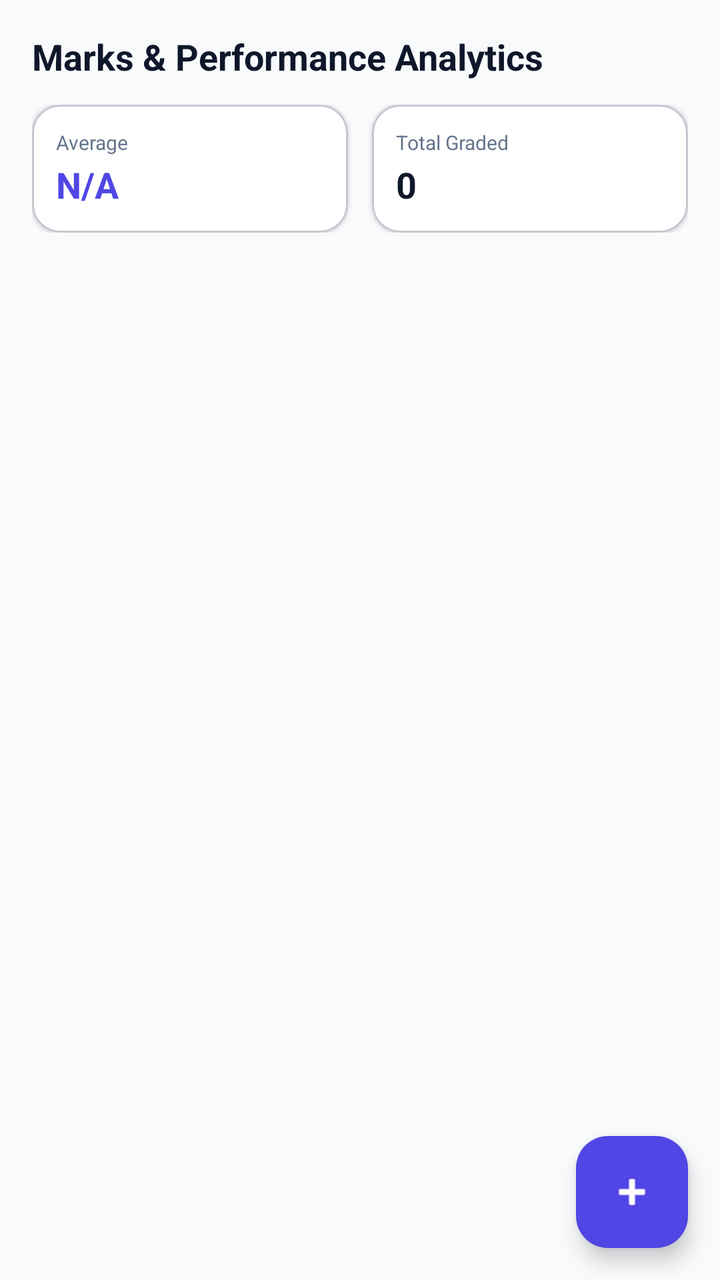
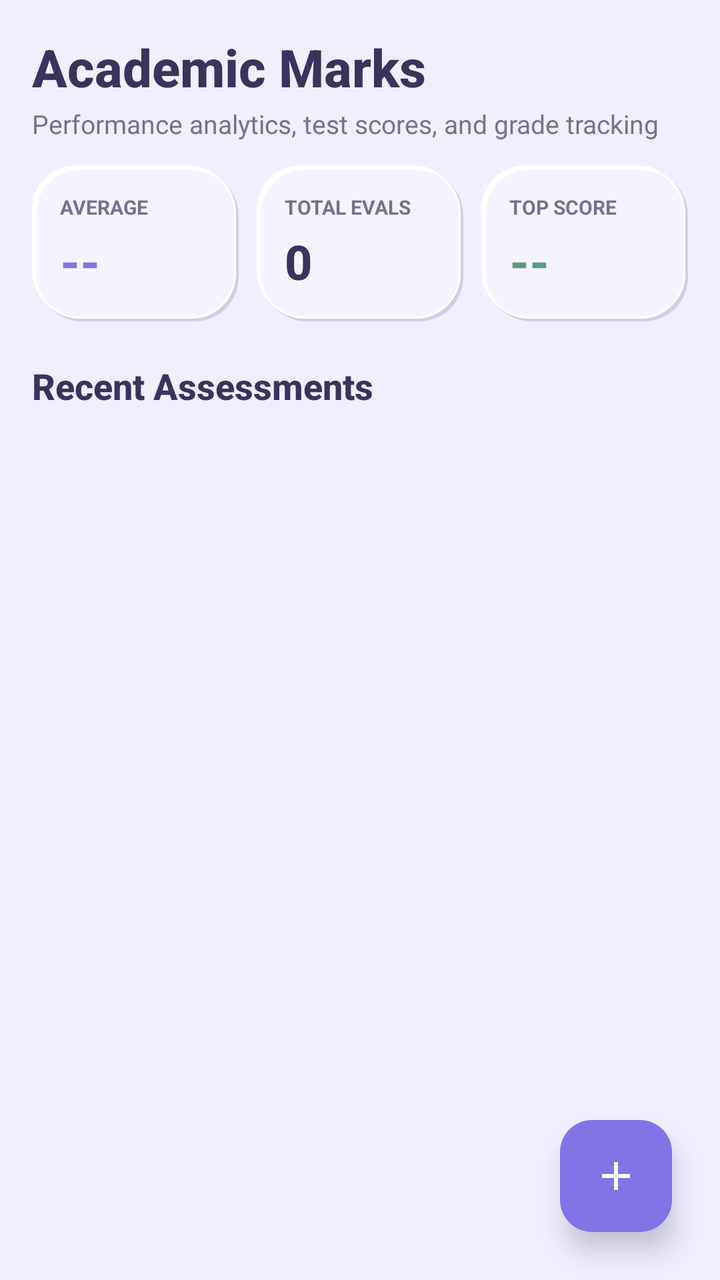

Before-and-after screenshots of an Android layout around one commit, followed by the original layout XML and the change that was made.
<!-- AndroidManifest.xml: application theme Theme.AcademiaLife -->
<!-- res/layout/fragment_marks.xml -->
<?xml version="1.0" encoding="utf-8"?>
<androidx.coordinatorlayout.widget.CoordinatorLayout xmlns:android="http://schemas.android.com/apk/res/android"
    xmlns:app="http://schemas.android.com/apk/res-auto"
    android:layout_width="match_parent"
    android:layout_height="match_parent"
    android:background="@color/slate_50">

    <LinearLayout
        android:layout_width="match_parent"
        android:layout_height="match_parent"
        android:orientation="vertical"
        android:padding="16dp">

        <TextView
            android:layout_width="wrap_content"
            android:layout_height="wrap_content"
            android:text="Marks &amp; Performance Analytics"
            android:textColor="@color/slate_900"
            android:textSize="18sp"
            android:textStyle="bold" />

        
        <LinearLayout
            android:layout_width="match_parent"
            android:layout_height="wrap_content"
            android:layout_marginTop="12dp"
            android:orientation="horizontal">

            <com.google.android.material.card.MaterialCardView
                android:layout_width="0dp"
                android:layout_height="wrap_content"
                android:layout_marginEnd="6dp"
                android:layout_weight="1"
                app:cardBackgroundColor="@color/white"
                app:cardCornerRadius="14dp"
                app:cardElevation="1dp">

                <LinearLayout
                    android:layout_width="match_parent"
                    android:layout_height="wrap_content"
                    android:orientation="vertical"
                    android:padding="12dp">

                    <TextView
                        android:layout_width="wrap_content"
                        android:layout_height="wrap_content"
                        android:text="Average"
                        android:textColor="@color/slate_500"
                        android:textSize="10sp" />

                    <TextView
                        android:id="@+id/tvAverageMarks"
                        android:layout_width="wrap_content"
                        android:layout_height="wrap_content"
                        android:layout_marginTop="2dp"
                        android:text="N/A"
                        android:textColor="@color/brand_primary"
                        android:textSize="18sp"
                        android:textStyle="bold" />
                </LinearLayout>
            </com.google.android.material.card.MaterialCardView>

            <com.google.android.material.card.MaterialCardView
                android:layout_width="0dp"
                android:layout_height="wrap_content"
                android:layout_marginStart="6dp"
                android:layout_weight="1"
                app:cardBackgroundColor="@color/white"
                app:cardCornerRadius="14dp"
                app:cardElevation="1dp">

                <LinearLayout
                    android:layout_width="match_parent"
                    android:layout_height="wrap_content"
                    android:orientation="vertical"
                    android:padding="12dp">

                    <TextView
                        android:layout_width="wrap_content"
                        android:layout_height="wrap_content"
                        android:text="Total Graded"
                        android:textColor="@color/slate_500"
                        android:textSize="10sp" />

                    <TextView
                        android:id="@+id/tvTotalAssessments"
                        android:layout_width="wrap_content"
                        android:layout_height="wrap_content"
                        android:layout_marginTop="2dp"
                        android:text="0"
                        android:textColor="@color/slate_900"
                        android:textSize="18sp"
                        android:textStyle="bold" />
                </LinearLayout>
            </com.google.android.material.card.MaterialCardView>
        </LinearLayout>

        <TextView
            android:id="@+id/tvEmptyMarks"
            android:layout_width="match_parent"
            android:layout_height="wrap_content"
            android:layout_marginTop="24dp"
            android:gravity="center"
            android:text="No assessment marks recorded yet. Tap + to record test marks."
            android:textColor="@color/slate_500"
            android:textSize="13sp"
            android:visibility="gone" />

        <androidx.recyclerview.widget.RecyclerView
            android:id="@+id/rvAssessments"
            android:layout_width="match_parent"
            android:layout_height="0dp"
            android:layout_marginTop="12dp"
            android:layout_weight="1" />

    </LinearLayout>

    <com.google.android.material.floatingactionbutton.FloatingActionButton
        android:id="@+id/fabAddMarks"
        android:layout_width="wrap_content"
        android:layout_height="wrap_content"
        android:layout_gravity="bottom|end"
        android:layout_margin="16dp"
        android:backgroundTint="@color/brand_primary"
        android:contentDescription="Add Marks"
        android:src="@android:drawable/ic_input_add"
        app:tint="@color/white" />

</androidx.coordinatorlayout.widget.CoordinatorLayout>
<!-- resources referenced by this layout -->
<resources>
  <color name="brand_primary">#4F46E5</color>
  <color name="slate_50">#F8FAFC</color>
  <color name="slate_500">#64748B</color>
  <color name="slate_900">#0F172A</color>
  <style name="Theme.AcademiaLife" parent="Theme.Material3.DayNight.NoActionBar">
          
          <item name="colorPrimary">@color/brand_primary</item>
          <item name="colorOnPrimary">@color/white</item>
          <item name="colorPrimaryContainer">@color/slate_100</item>
          <item name="colorOnPrimaryContainer">@color/slate_900</item>
          
          <item name="colorSecondary">@color/brand_secondary</item>
          <item name="colorOnSecondary">@color/white</item>
          
          <item name="android:statusBarColor">@color/slate_900</item>
          <item name="android:windowLightStatusBar">false</item>
          <item name="android:windowBackground">@color/slate_50</item>
      </style>
  <color name="slate_100">#F1F5F9</color>
  <color name="brand_secondary">#06B6D4</color>
  <!-- unchanged entries left out for length: 1 -->
</resources>

<!-- the commit's change to res/layout/fragment_marks.xml (unified diff, before → after) -->
@@ -3,7 +3,7 @@
     xmlns:app="http://schemas.android.com/apk/res-auto"
     android:layout_width="match_parent"
     android:layout_height="match_parent"
-    android:background="@color/slate_50">
+    android:background="@color/neu_bg">
 
     <LinearLayout
         android:layout_width="match_parent"
@@ -11,119 +11,188 @@
         android:orientation="vertical"
         android:padding="16dp">
 
+        
         <TextView
             android:layout_width="wrap_content"
             android:layout_height="wrap_content"
-            android:text="Marks &amp; Performance Analytics"
-            android:textColor="@color/slate_900"
-            android:textSize="18sp"
+            android:text="Academic Marks"
+            android:textColor="@color/text_primary"
+            android:textSize="26sp"
+            android:fontFamily="sans-serif-medium"
             android:textStyle="bold" />
+
+        <TextView
+            android:layout_width="wrap_content"
+            android:layout_height="wrap_content"
+            android:layout_marginTop="2dp"
+            android:layout_marginBottom="12dp"
+            android:text="Performance analytics, test scores, and grade tracking"
+            android:textColor="@color/text_secondary"
+            android:textSize="13sp" />
 
         
         <LinearLayout
             android:layout_width="match_parent"
             android:layout_height="wrap_content"
-            android:layout_marginTop="12dp"
             android:orientation="horizontal">
 
-            <com.google.android.material.card.MaterialCardView
+            <LinearLayout
                 android:layout_width="0dp"
                 android:layout_height="wrap_content"
                 android:layout_marginEnd="6dp"
                 android:layout_weight="1"
-                app:cardBackgroundColor="@color/white"
-                app:cardCornerRadius="14dp"
-                app:cardElevation="1dp">
+                android:background="@drawable/bg_neumorphic_card"
+                android:orientation="vertical"
+                android:padding="14dp">
 
-                <LinearLayout
-                    android:layout_width="match_parent"
+                <TextView
+                    android:layout_width="wrap_content"
                     android:layout_height="wrap_content"
-                    android:orientation="vertical"
-                    android:padding="12dp">
+                    android:text="AVERAGE"
+                    android:textColor="@color/text_secondary"
+                    android:textSize="10sp"
+                    android:textStyle="bold" />
 
-                    <TextView
-                        android:layout_width="wrap_content"
-                        android:layout_height="wrap_content"
-                        android:text="Average"
-                        android:textColor="@color/slate_500"
-                        android:textSize="10sp" />
+                <TextView
+                    android:id="@+id/tvAverageMarks"
+                    android:layout_width="wrap_content"
+                    android:layout_height="wrap_content"
+                    android:layout_marginTop="4dp"
+                    android:text="--"
+                    android:textColor="@color/brand_primary"
+                    android:textSize="24sp"
+                    android:fontFamily="sans-serif-medium"
+                    android:textStyle="bold" />
+            </LinearLayout>
 
-                    <TextView
-                        android:id="@+id/tvAverageMarks"
-                        android:layout_width="wrap_content"
-                        android:layout_height="wrap_content"
-                        android:layout_marginTop="2dp"
-                        android:text="N/A"
-                        android:textColor="@color/brand_primary"
-                        android:textSize="18sp"
-                        android:textStyle="bold" />
-                </LinearLayout>
-            </com.google.android.material.card.MaterialCardView>
+            <LinearLayout
+                android:layout_width="0dp"
+                android:layout_height="wrap_content"
+                android:layout_marginHorizontal="3dp"
+                android:layout_weight="1"
+                android:background="@drawable/bg_neumorphic_card"
+                android:orientation="vertical"
+                android:padding="14dp">
 
-            <com.google.android.material.card.MaterialCardView
+                <TextView
+                    android:layout_width="wrap_content"
+                    android:layout_height="wrap_content"
+                    android:text="TOTAL EVALS"
+                    android:textColor="@color/text_secondary"
+                    android:textSize="10sp"
+                    android:textStyle="bold" />
+
+                <TextView
+                    android:id="@+id/tvTotalAssessments"
+                    android:layout_width="wrap_content"
+                    android:layout_height="wrap_content"
+                    android:layout_marginTop="4dp"
+                    android:text="0"
+                    android:textColor="@color/text_primary"
+                    android:textSize="24sp"
+                    android:fontFamily="sans-serif-medium"
+                    android:textStyle="bold" />
+            </LinearLayout>
+
+            <LinearLayout
                 android:layout_width="0dp"
                 android:layout_height="wrap_content"
                 android:layout_marginStart="6dp"
                 android:layout_weight="1"
-                app:cardBackgroundColor="@color/white"
-                app:cardCornerRadius="14dp"
-                app:cardElevation="1dp">
+                android:background="@drawable/bg_neumorphic_card"
+                android:orientation="vertical"
+                android:padding="14dp">
 
-                <LinearLayout
-                    android:layout_width="match_parent"
+                <TextView
+                    android:layout_width="wrap_content"
                     android:layout_height="wrap_content"
-                    android:orientation="vertical"
-                    android:padding="12dp">
+                    android:text="TOP SCORE"
+                    android:textColor="@color/text_secondary"
+                    android:textSize="10sp"
+                    android:textStyle="bold" />
 
-                    <TextView
-                        android:layout_width="wrap_content"
-                        android:layout_height="wrap_content"
-                        android:text="Total Graded"
-                        android:textColor="@color/slate_500"
-                        android:textSize="10sp" />
-
-                    <TextView
-                        android:id="@+id/tvTotalAssessments"
-                        android:layout_width="wrap_content"
-                        android:layout_height="wrap_content"
-                        android:layout_marginTop="2dp"
-                        android:text="0"
-                        android:textColor="@color/slate_900"
-                        android:textSize="18sp"
-                        android:textStyle="bold" />
-                </LinearLayout>
-            </com.google.android.material.card.MaterialCardView>
+                <TextView
+                    android:id="@+id/tvTopSubject"
+                    android:layout_width="wrap_content"
+                    android:layout_height="wrap_content"
+                    android:layout_marginTop="4dp"
+                    android:text="--"
+                    android:textColor="@color/status_safe"
+                    android:textSize="24sp"
+                    android:fontFamily="sans-serif-medium"
+                    android:textStyle="bold" />
+            </LinearLayout>
         </LinearLayout>
 
         <TextView
-            android:id="@+id/tvEmptyMarks"
-            android:layout_width="match_parent"
+            android:layout_width="wrap_content"
             android:layout_height="wrap_content"
-            android:layout_marginTop="24dp"
-            android:gravity="center"
-            android:text="No assessment marks recorded yet. Tap + to record test marks."
-            android:textColor="@color/slate_500"
-            android:textSize="13sp"
-            android:visibility="gone" />
+            android:layout_marginTop="20dp"
+            android:text="Recent Assessments"
+            android:textColor="@color/text_primary"
+            android:textSize="18sp"
+            android:fontFamily="sans-serif-medium"
+            android:textStyle="bold" />
 
         <androidx.recyclerview.widget.RecyclerView
             android:id="@+id/rvAssessments"
             android:layout_width="match_parent"
             android:layout_height="0dp"
-            android:layout_marginTop="12dp"
-            android:layout_weight="1" />
+            android:layout_marginTop="8dp"
+            android:layout_weight="1"
+            android:clipToPadding="false"
+            android:paddingBottom="80dp" />
+
+        
+        <LinearLayout
+            android:id="@+id/layoutEmptyMarks"
+            android:layout_width="match_parent"
+            android:layout_height="wrap_content"
+            android:layout_marginTop="24dp"
+            android:background="@drawable/bg_neumorphic_card"
+            android:gravity="center"
+            android:orientation="vertical"
+            android:padding="28dp"
+            android:visibility="gone">
+
+            <ImageView
+                android:layout_width="48dp"
+                android:layout_height="48dp"
+                android:src="@drawable/ic_marks"
+                app:tint="@color/text_muted" />
+
+            <TextView
+                android:layout_width="wrap_content"
+                android:layout_height="wrap_content"
+                android:layout_marginTop="12dp"
+                android:text="No Assessments Evaluated"
+                android:textColor="@color/text_primary"
+                android:textSize="16sp"
+                android:textStyle="bold" />
+
+            <TextView
+                android:layout_width="wrap_content"
+                android:layout_height="wrap_content"
+                android:layout_marginTop="4dp"
+                android:gravity="center"
+                android:text="Tap + to record your quiz, midterm, or assignment marks."
+                android:textColor="@color/text_secondary"
+                android:textSize="12sp" />
+        </LinearLayout>
 
     </LinearLayout>
 
+    
     <com.google.android.material.floatingactionbutton.FloatingActionButton
-        android:id="@+id/fabAddMarks"
+        android:id="@+id/fabAddAssessment"
         android:layout_width="wrap_content"
         android:layout_height="wrap_content"
         android:layout_gravity="bottom|end"
-        android:layout_margin="16dp"
+        android:layout_margin="24dp"
         android:backgroundTint="@color/brand_primary"
-        android:contentDescription="Add Marks"
-        android:src="@android:drawable/ic_input_add"
+        android:contentDescription="Add Assessment"
+        android:src="@drawable/ic_add"
+        app:elevation="8dp"
         app:tint="@color/white" />
 
 </androidx.coordinatorlayout.widget.CoordinatorLayout>
<!-- resource entries referenced after the edit -->
@@ -1,25 +1,108 @@
 <!-- resources referenced by this layout -->
 <resources>
-  <color name="brand_primary">#4F46E5</color>
-  <color name="slate_50">#F8FAFC</color>
-  <color name="slate_500">#64748B</color>
-  <color name="slate_900">#0F172A</color>
+  <color name="brand_primary">#8175E5</color>
+  <color name="neu_bg">#F0EEFF</color>
+  <color name="status_safe">#5B9B83</color>
+  <color name="text_muted">#77718F</color>
+  <color name="text_primary">#39345D</color>
+  <color name="text_secondary">#77718F</color>
+  <!-- drawable bg_neumorphic_card (drawable) -->
+  <?xml version="1.0" encoding="utf-8"?>
+  <layer-list xmlns:android="http://schemas.android.com/apk/res/android">
+      
+      <item
+          android:left="3dp"
+          android:top="3dp">
+          <shape android:shape="rectangle">
+              <corners android:radius="22dp" />
+              <solid android:color="@color/lavender_dark_shadow" />
+          </shape>
+      </item>
+  
+      
+      <item
+          android:right="3dp"
+          android:bottom="3dp">
+          <shape android:shape="rectangle">
+              <corners android:radius="22dp" />
+              <solid android:color="@color/lavender_light_shadow" />
+          </shape>
+      </item>
+  
+      
+      <item
+          android:left="1.5dp"
+          android:top="1.5dp"
+          android:right="1.5dp"
+          android:bottom="1.5dp">
+          <shape android:shape="rectangle">
+              <corners android:radius="22dp" />
+              <solid android:color="@color/lavender_card" />
+              <stroke
+                  android:width="1dp"
+                  android:color="@color/lavender_light_shadow" />
+          </shape>
+      </item>
+  </layer-list>
+  <!-- drawable ic_add (drawable) -->
+  <vector xmlns:android="http://schemas.android.com/apk/res/android"
+      android:width="24dp"
+      android:height="24dp"
+      android:viewportWidth="24"
+      android:viewportHeight="24">
+    <path
+        android:fillColor="@color/white"
+        android:pathData="M19,13h-6v6h-2v-6H5v-2h6V5h2v6h6v2z"/>
+  </vector>
+  <!-- drawable ic_marks (drawable) -->
+  <vector xmlns:android="http://schemas.android.com/apk/res/android"
+      android:width="24dp"
+      android:height="24dp"
+      android:viewportWidth="24"
+      android:viewportHeight="24">
+    <path
+        android:fillColor="@color/brand_primary"
+        android:pathData="M16,6l2.29,2.29 -4.88,4.88 -4,-4L2,16.59 3.41,18l6,-6 4,4 6.3,-6.29L22,12V6z"/>
+  </vector>
   <style name="Theme.AcademiaLife" parent="Theme.Material3.DayNight.NoActionBar">
           
-          <item name="colorPrimary">@color/brand_primary</item>
+          <item name="colorPrimary">@color/lavender_primary</item>
           <item name="colorOnPrimary">@color/white</item>
-          <item name="colorPrimaryContainer">@color/slate_100</item>
-          <item name="colorOnPrimaryContainer">@color/slate_900</item>
+          <item name="colorPrimaryContainer">@color/lavender_surface</item>
+          <item name="colorOnPrimaryContainer">@color/lavender_deep</item>
           
-          <item name="colorSecondary">@color/brand_secondary</item>
+          
+          <item name="colorSecondary">@color/lavender_deep</item>
           <item name="colorOnSecondary">@color/white</item>
           
-          <item name="android:statusBarColor">@color/slate_900</item>
-          <item name="android:windowLightStatusBar">false</item>
-          <item name="android:windowBackground">@color/slate_50</item>
+          
+          <item name="android:windowBackground">@color/lavender_bg</item>
+          <item name="colorSurface">@color/lavender_card</item>
+          <item name="colorOnSurface">@color/text_primary</item>
+  
+          
+          <item name="android:statusBarColor">@color/lavender_bg</item>
+          <item name="android:windowLightStatusBar">true</item>
+          <item name="android:navigationBarColor">@color/lavender_bg</item>
+          <item name="android:windowLightNavigationBar" tools:targetApi="o_mr1">true</item>
+  
+          
+          <item name="materialAlertDialogTheme">@style/ThemeOverlay.AcademiaLife.MaterialAlertDialog</item>
       </style>
-  <color name="slate_100">#F1F5F9</color>
-  <color name="brand_secondary">#06B6D4</color>
+  <color name="lavender_dark_shadow">#D2CDE8</color>
+  <color name="lavender_light_shadow">#FFFFFF</color>
+  <color name="lavender_card">#F5F3FF</color>
+  <color name="lavender_primary">#8175E5</color>
+  <color name="lavender_surface">#E8E4FA</color>
+  <color name="lavender_deep">#6257C9</color>
+  <color name="lavender_bg">#F0EEFF</color>
+  <style name="ThemeOverlay.AcademiaLife.MaterialAlertDialog" parent="ThemeOverlay.Material3.MaterialAlertDialog">
+          <item name="shapeAppearanceOverlay">@style/ShapeAppearance.AcademiaLife.Dialog</item>
+          <item name="colorSurface">@color/lavender_card</item>
+      </style>
+  <style name="ShapeAppearance.AcademiaLife.Dialog" parent="">
+          <item name="cornerSize">22dp</item>
+      </style>
   <!-- unchanged entries left out for length: 1 -->
 </resources>
 
